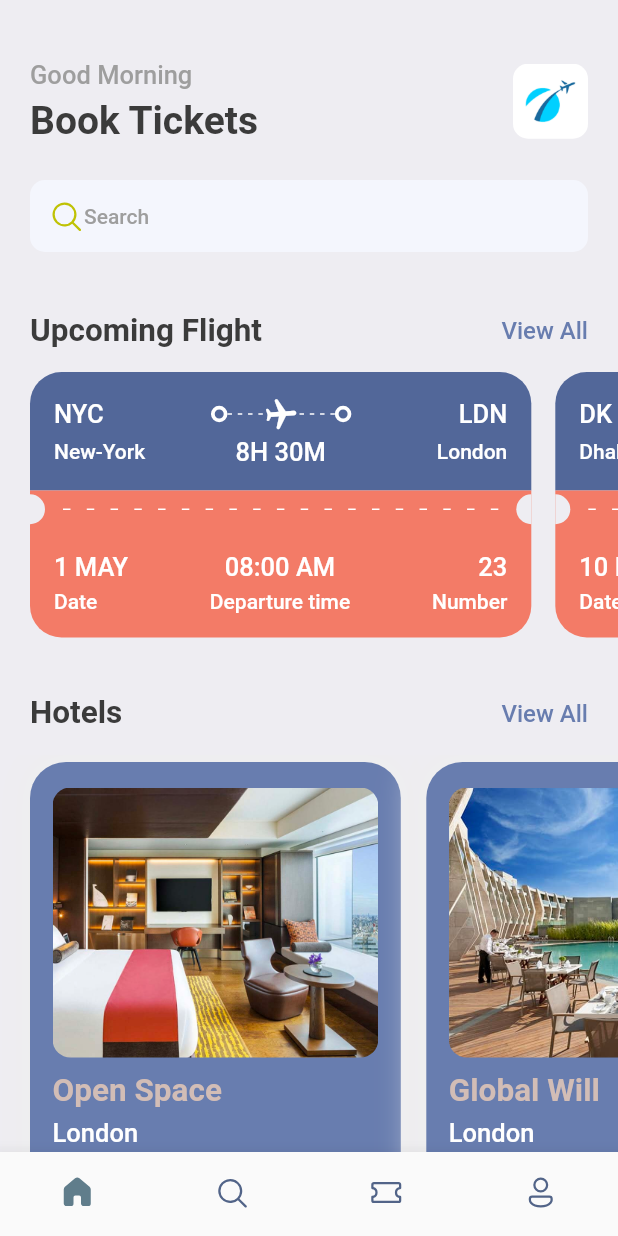
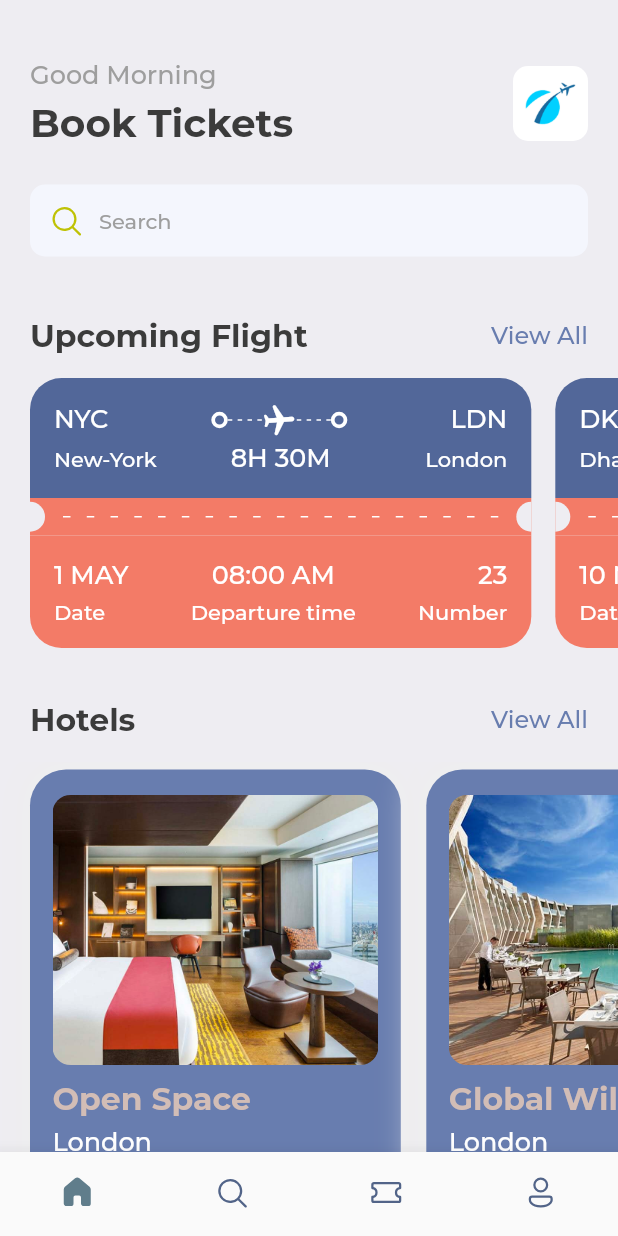
Before and after one commit to shemaabra/e-ticket, a Flutter app: the screen it shows after launch, on a phone screen of 412 x 824 dp. Run offline on Flutter 3.47's test engine with Material 2 defaults, Android fonts, the phone set to English and light mode, and no system bars; our stand-ins replace fluentui_icons, gap, get, google_fonts.

Commit message:
fixes font

```diff
--- a/lib/screens/home_screen.dart
+++ b/lib/screens/home_screen.dart
@@ -31,13 +31,16 @@ class HomeScreen extends StatelessWidget {
                       children: [
                         Text(
                           "Good Morning",
-                          style: Styles.headLineStyle3,
+                          style: GoogleFonts.montserrat(
+                              textStyle: Styles.headLineStyle3
+                          ),
                         ),
                         const Gap(5),
                         Text(
                           "Book Tickets",
-                          // style: GoogleFonts.lato(),
-                          style: Styles.headLineStyle1,
+                          style: GoogleFonts.montserrat(
+                              textStyle: Styles.headLineStyle1
+                          ),
                         )
                       ],
                     ),
@@ -74,9 +77,12 @@ class HomeScreen extends StatelessWidget {
                         FluentSystemIcons.ic_fluent_search_regular,
                         color: Color(0xFFBFC205),
                       ),
+                      Gap(AppLayout.getWidth(10)),
                       Text(
                         "Search",
-                        style: Styles.headLineStyle4,
+                        style: GoogleFonts.montserrat(
+                            textStyle: Styles.headLineStyle4
+                        ),
                       ),
                     ],
                   ),
@@ -87,14 +93,15 @@ class HomeScreen extends StatelessWidget {
                   children: [
                     Text(
                       "Upcoming Flight",
-                      style: Styles.headLineStyle2,
+                      style: GoogleFonts.montserrat(textStyle: Styles.headLineStyle2),
                     ),
                     InkWell(
                       onTap: () => {debugPrint("You are Tapped!")},
                       child: Text(
                         "View All",
-                        style: Styles.textStyle
-                            .copyWith(color: Styles.primaryColor),
+                        style: GoogleFonts.montserrat(
+                            textStyle: Styles.textStyle.copyWith(color: Styles.primaryColor)
+                        ),
                       ),
                     ),
                   ],
@@ -122,14 +129,15 @@ class HomeScreen extends StatelessWidget {
               children: [
                 Text(
                   "Hotels",
-                  style: Styles.headLineStyle2,
+                  style: GoogleFonts.montserrat(textStyle: Styles.headLineStyle2),
                 ),
                 InkWell(
                   onTap: () => {debugPrint("View all hotels taped")},
                   child: Text(
                     "View All",
-                    style:
-                        Styles.textStyle.copyWith(color: Styles.primaryColor),
+                    style: GoogleFonts.montserrat(
+                        textStyle: Styles.textStyle.copyWith(color: Styles.primaryColor)
+                    ),
                   ),
                 ),
               ],
--- a/lib/screens/hotel_screen.dart
+++ b/lib/screens/hotel_screen.dart
@@ -2,6 +2,7 @@ import 'package:booktickets/utils/app_layout.dart';
 import 'package:booktickets/utils/app_styles.dart';
 import 'package:flutter/material.dart';
 import 'package:gap/gap.dart';
+import 'package:google_fonts/google_fonts.dart';
 
 class HotelScreen extends StatelessWidget {
   final Map<String, dynamic> hotel;
@@ -25,7 +26,7 @@ class HotelScreen extends StatelessWidget {
           ),
         ],
       ),
-      height: AppLayout.getHeight(312),
+      height: AppLayout.getHeight(330),
       child: Column(
         crossAxisAlignment: CrossAxisAlignment.start,
         children: [
@@ -43,24 +44,24 @@ class HotelScreen extends StatelessWidget {
           const Gap(10),
           Text(
             hotel['place'],
-            style: Styles.headLineStyle2.copyWith(
-              color: Styles.kakiColor,
+            style: GoogleFonts.montserrat(
+                textStyle: Styles.headLineStyle2.copyWith(color: Styles.kakiColor)
             ),
           ),
           const Gap(5),
           Text(
             hotel['destination'],
-            style: Styles.headLineStyle3.copyWith(
-              color: Colors.white,
+            style: GoogleFonts.montserrat(
+                textStyle: Styles.headLineStyle3.copyWith(color: Colors.white)
             ),
           ),
           const Gap(8),
           Text(
             "\$${hotel['price']}/night",
-            style: Styles.headLineStyle1.copyWith(
-              color: Styles.kakiColor,
+            style: GoogleFonts.montserrat(
+                textStyle: Styles.headLineStyle1.copyWith(color: Styles.kakiColor)
             ),
-          )
+          ),
         ],
       ),
     );
--- a/lib/screens/ticket_view.dart
+++ b/lib/screens/ticket_view.dart
@@ -4,6 +4,7 @@ import 'package:booktickets/widgets/thick_container.dart';
 import 'package:flutter/cupertino.dart';
 import 'package:flutter/material.dart';
 import 'package:gap/gap.dart';
+import 'package:google_fonts/google_fonts.dart';
 
 class TicketView extends StatelessWidget {
   final Map<String, dynamic> ticket;
@@ -40,8 +41,9 @@ class TicketView extends StatelessWidget {
                     children: [
                       Text(
                         ticket['from']['code'],
-                        style:
-                            Styles.headLineStyle3.copyWith(color: Colors.white),
+                        style: GoogleFonts.montserrat(
+                            textStyle: Styles.headLineStyle3.copyWith(color: Colors.white)
+                        ),
                       ),
                       Expanded(child: Container()),
                       const ThickContainer(),
@@ -88,8 +90,9 @@ class TicketView extends StatelessWidget {
                       Expanded(child: Container()),
                       Text(
                         ticket['to']['code'],
-                        style:
-                            Styles.headLineStyle3.copyWith(color: Colors.white),
+                        style: GoogleFonts.montserrat(
+                            textStyle: Styles.headLineStyle3.copyWith(color: Colors.white)
+                        ),
                       )
                     ],
                   ),
@@ -101,22 +104,27 @@ class TicketView extends StatelessWidget {
                         width: AppLayout.getWidth(100),
                         child: Text(
                           ticket['from']['name'],
-                          style: Styles.headLineStyle4
-                              .copyWith(color: Colors.white),
+                          style: GoogleFonts.montserrat(
+                              textStyle: Styles.headLineStyle4.copyWith(color: Colors.white)
+                          ),
                         ),
                       ),
                       Text(
                         ticket['flying_time'],
-                        style:
-                            Styles.headLineStyle3.copyWith(color: Colors.white),
+                        style: GoogleFonts.montserrat(
+                            textStyle: Styles.headLineStyle3.copyWith(color: Colors.white)
+                        ),
+                        // style:
+                        //     Styles.headLineStyle3.copyWith(color: Colors.white),
                       ),
                       SizedBox(
                         width: AppLayout.getWidth(100),
                         child: Text(
                           ticket['to']['name'],
                           textAlign: TextAlign.end,
-                          style: Styles.headLineStyle4
-                              .copyWith(color: Colors.white),
+                          style: GoogleFonts.montserrat(
+                              textStyle: Styles.headLineStyle4.copyWith(color: Colors.white)
+                          ),
                         ),
                       ),
                     ],
@@ -206,14 +214,16 @@ class TicketView extends StatelessWidget {
                         children: [
                           Text(
                             ticket['date'],
-                            style: Styles.headLineStyle3
-                                .copyWith(color: Colors.white),
+                            style: GoogleFonts.montserrat(
+                                textStyle: Styles.headLineStyle3.copyWith(color: Colors.white)
+                            ),
                           ),
                           const Gap(5),
                           Text(
                             "Date",
-                            style: Styles.headLineStyle4
-                                .copyWith(color: Colors.white),
+                            style: GoogleFonts.montserrat(
+                                textStyle: Styles.headLineStyle4.copyWith(color: Colors.white)
+                            ),
                           ),
                         ],
                       ),
@@ -222,14 +232,16 @@ class TicketView extends StatelessWidget {
                         children: [
                           Text(
                             ticket['departure_time'],
-                            style: Styles.headLineStyle3
-                                .copyWith(color: Colors.white),
+                            style: GoogleFonts.montserrat(
+                                textStyle: Styles.headLineStyle3.copyWith(color: Colors.white)
+                            ),
                           ),
                           const Gap(5),
                           Text(
                             "Departure time",
-                            style: Styles.headLineStyle4
-                                .copyWith(color: Colors.white),
+                            style: GoogleFonts.montserrat(
+                                textStyle: Styles.headLineStyle4.copyWith(color: Colors.white)
+                            ),
                           ),
                         ],
                       ),
@@ -238,14 +250,16 @@ class TicketView extends StatelessWidget {
                         children: [
                           Text(
                             ticket['number'].toString(),
-                            style: Styles.headLineStyle3
-                                .copyWith(color: Colors.white),
+                            style: GoogleFonts.montserrat(
+                                textStyle: Styles.headLineStyle3.copyWith(color: Colors.white)
+                            ),
                           ),
                           const Gap(5),
                           Text(
                             "Number",
-                            style: Styles.headLineStyle4
-                                .copyWith(color: Colors.white),
+                            style: GoogleFonts.montserrat(
+                                textStyle: Styles.headLineStyle4.copyWith(color: Colors.white)
+                            ),
                           ),
                         ],
                       ),
```
Also changed, not shown: lib/screens/search_screen.dart (+44 -6 lines), lib/widgets/icon_text_widget.dart (+12 -7 lines).
